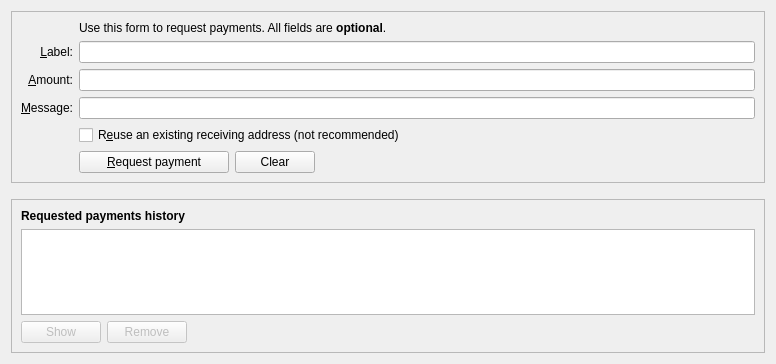
Before: the Qt Designer form src/qt/forms/receivecoinsdialog.ui in BareCrypto/bare-core, drawn with Qt 5.
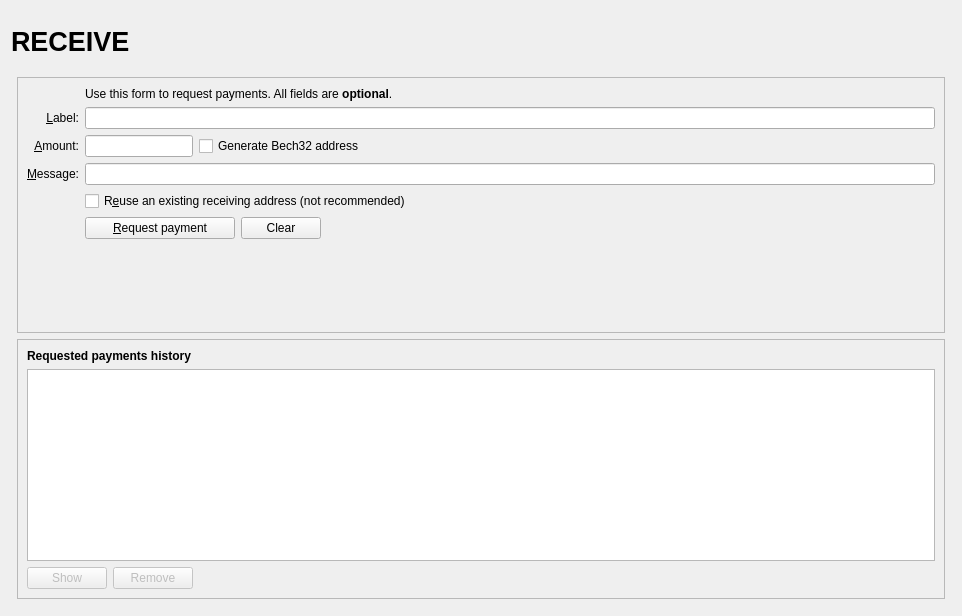
After: the same form once the commit is applied. Icons and pictures are not drawn. Custom widgets are drawn as their Qt base class.

```diff
--- a/src/qt/forms/receivecoinsdialog.ui
+++ b/src/qt/forms/receivecoinsdialog.ui
@@ -6,11 +6,119 @@
    <rect>
     <x>0</x>
     <y>0</y>
-    <width>776</width>
-    <height>364</height>
+    <width>962</width>
+    <height>616</height>
    </rect>
   </property>
-  <layout class="QVBoxLayout" name="verticalLayout" stretch="0,0,1">
+  <layout class="QVBoxLayout" name="verticalLayout" stretch="0">
+   <item>
+    <layout class="QVBoxLayout" name="verticalLayout_Master" stretch="0,1">
+     <property name="spacing">
+      <number>0</number>
+     </property>
+     <item>
+      <widget class="QFrame" name="frame_Header">
+       <layout class="QVBoxLayout" name="verticalLayout_8">
+        <property name="leftMargin">
+         <number>0</number>
+        </property>
+        <property name="topMargin">
+         <number>0</number>
+        </property>
+        <property name="rightMargin">
+         <number>0</number>
+        </property>
+        <property name="bottomMargin">
+         <number>0</number>
+        </property>
+        <item>
+         <layout class="QHBoxLayout" name="horizontalLayout_Header" stretch="1,0,1">
+          <item>
+           <widget class="QLabel" name="labelOverviewHeaderLeft">
+            <property name="minimumSize">
+             <size>
+              <width>464</width>
+              <height>60</height>
+             </size>
+            </property>
+            <property name="maximumSize">
+             <size>
+              <width>16777215</width>
+              <height>60</height>
+             </size>
+            </property>
+            <property name="font">
+             <font>
+              <pointsize>20</pointsize>
+              <weight>75</weight>
+              <bold>true</bold>
+             </font>
+            </property>
+            <property name="text">
+             <string>RECEIVE</string>
+            </property>
+           </widget>
+          </item>
+          <item>
+           <spacer name="horizontalSpacer_3">
+            <property name="orientation">
+             <enum>Qt::Horizontal</enum>
+            </property>
+            <property name="sizeHint" stdset="0">
+             <size>
+              <width>40</width>
+              <height>20</height>
+             </size>
+            </property>
+           </spacer>
+          </item>
+          <item>
+           <widget class="QLabel" name="labelOverviewHeaderRight">
+            <property name="minimumSize">
+             <size>
+              <width>464</width>
+              <height>60</height>
+             </size>
+            </property>
+            <property name="maximumSize">
+             <size>
+              <width>16777215</width>
+              <height>60</height>
+             </size>
+            </property>
+            <property name="font">
+             <font>
+              <pointsize>14</pointsize>
+             </font>
+            </property>
+            <property name="text">
+             <string/>
+            </property>
+            <property name="alignment">
+             <set>Qt::AlignRight|Qt::AlignTrailing|Qt::AlignVCenter</set>
+            </property>
+           </widget>
+          </item>
+         </layout>
+        </item>
+       </layout>
+      </widget>
+     </item>
+     <item>
+      <widget class="QFrame" name="frame_BG">
+       <layout class="QVBoxLayout" name="verticalLayout_5">
+        <property name="leftMargin">
+         <number>6</number>
+        </property>
+        <property name="topMargin">
+         <number>6</number>
+        </property>
+        <property name="rightMargin">
+         <number>6</number>
+        </property>
+        <property name="bottomMargin">
+         <number>6</number>
+        </property>
    <item>
     <widget class="QFrame" name="frame2">
      <property name="sizePolicy">
@@ -115,15 +223,76 @@
          </widget>
         </item>
         <item row="5" column="2">
+             <layout class="QHBoxLayout" name="horizontalLayout_6">
+              <item>
          <widget class="BitcoinAmountField" name="reqAmount">
+                <property name="sizePolicy">
+                 <sizepolicy hsizetype="Fixed" vsizetype="Fixed">
+                  <horstretch>0</horstretch>
+                  <verstretch>0</verstretch>
+                 </sizepolicy>
+                </property>
           <property name="minimumSize">
            <size>
             <width>80</width>
             <height>0</height>
            </size>
           </property>
+                <property name="maximumSize">
+                 <size>
+                  <width>1000</width>
+                  <height>100</height>
+                 </size>
+                </property>
           <property name="toolTip">
            <string>An optional amount to request. Leave this empty or zero to not request a specific amount.</string>
+                </property>
+               </widget>
+              </item>
+              <item>
+               <widget class="QCheckBox" name="useBech32">
+                <property name="sizePolicy">
+                 <sizepolicy hsizetype="Fixed" vsizetype="Fixed">
+                  <horstretch>0</horstretch>
+                  <verstretch>0</verstretch>
+                 </sizepolicy>
+                </property>
+                <property name="maximumSize">
+                 <size>
+                  <width>1000</width>
+                  <height>16777215</height>
+                 </size>
+                </property>
+                <property name="focusPolicy">
+                 <enum>Qt::StrongFocus</enum>
+                </property>
+                <property name="toolTip">
+                 <string>Bech32 addresses (BIP-173) are cheaper to spend from and offer better protection against typos. When unchecked a P2SH wrapped SegWit address will be created, compatible with older wallets.</string>
+                </property>
+                <property name="text">
+                 <string>Generate Bech32 address</string>
+                </property>
+               </widget>
+              </item>
+              <item>
+               <spacer name="horizontalSpacer_3">
+                <property name="orientation">
+                 <enum>Qt::Horizontal</enum>
+                </property>
+                <property name="sizeHint" stdset="0">
+                 <size>
+                  <width>0</width>
+                  <height>0</height>
+                 </size>
+                </property>
+               </spacer>
+              </item>
+             </layout>
+            </item> 
+           <item row="8" column="0">
+              <widget class="QLabel" name="label_7">
+               <property name="text">
+                <string/>
           </property>
          </widget>
         </item>
@@ -184,30 +353,23 @@
           </item>
          </layout>
         </item>
-        <item row="8" column="0">
-         <widget class="QLabel" name="label_7">
-          <property name="text">
-           <string/>
-          </property>
-         </widget>
-        </item>
-       </layout>
-      </item>
-     </layout>
-    </widget>
-   </item>
-   <item>
-    <spacer name="verticalSpacer_2">
+             <item row="9" column="2">
+              <spacer name="verticalSpacer">
      <property name="orientation">
       <enum>Qt::Vertical</enum>
      </property>
      <property name="sizeHint" stdset="0">
       <size>
        <width>20</width>
-       <height>10</height>
+                 <height>40</height>
       </size>
      </property>
     </spacer>
+             </item>
+            </layout>
+           </item>
+          </layout>
+         </widget>
    </item>
    <item>
     <widget class="QFrame" name="frame">
@@ -346,6 +508,11 @@
       </item>
      </layout>
     </widget>
+        </item>
+       </layout>
+      </widget>
+     </item>
+    </layout>
    </item>
   </layout>
  </widget>
```
Left out of the diff: 2 changed lines with no effect on the pictures. Lines whose indentation alone changed are shown as unchanged.
